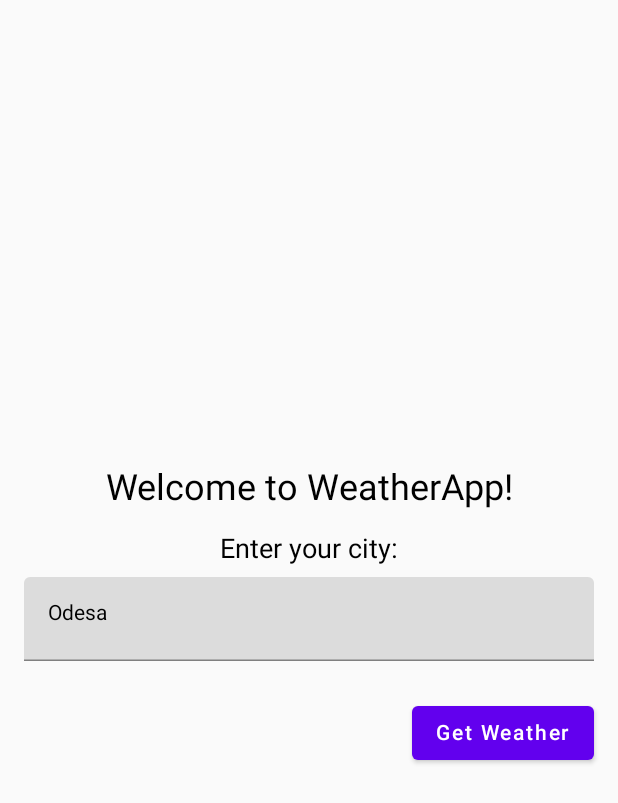
After one commit to Kanarskq/WeatherApp, an Android app built with Jetpack Compose: the WelcomeScreen screen opened through its navigation route, on a phone screen of 412 x 824 dp. The commit adds this screen. Shown: the top 803 px of the screen. Run offline under Robolectric (Android 15) with nearby library versions, the phone set to English and light mode, and no system bars.

Commit message:
Settings

```diff
--- a/app/build.gradle.kts
+++ b/app/build.gradle.kts
@@ -66,6 +66,11 @@ dependencies {
     implementation(libs.kotlinx.coroutines.android)
     implementation(libs.coil.compose)
     implementation(libs.androidx.tools.core)
+    implementation(libs.androidx.room.common)
+    implementation(libs.androidx.room.ktx)
+    implementation(libs.androidx.databinding.adapters)
+    implementation(libs.androidx.navigation.runtime.ktx)
+    implementation(libs.androidx.navigation.compose)
     testImplementation(libs.junit)
     androidTestImplementation(libs.androidx.junit)
     androidTestImplementation(libs.androidx.espresso.core)
--- a/app/src/main/java/com/example/weatherapp/MainActivity.kt
+++ b/app/src/main/java/com/example/weatherapp/MainActivity.kt
@@ -1,71 +1,44 @@
 package com.example.weatherapp
 
-import android.content.Context
 import android.os.Bundle
-import android.util.Log
 import androidx.activity.ComponentActivity
 import androidx.activity.compose.setContent
-import androidx.compose.foundation.Image
-import androidx.compose.foundation.layout.Column
-import androidx.compose.foundation.layout.fillMaxSize
-import androidx.compose.ui.Modifier
-import androidx.compose.ui.layout.ContentScale
-import androidx.compose.ui.res.painterResource
-import com.example.weatherapp.dtos.WeatherResponse
-import com.example.weatherapp.instances.ApiClient
-import com.example.weatherapp.screens.MainCard
-import com.example.weatherapp.screens.TabLayout
-import com.example.weatherapp.services.WeatherApiService
+import androidx.compose.runtime.Composable
+import androidx.navigation.NavHostController
+import androidx.navigation.compose.NavHost
+import androidx.navigation.compose.composable
+import androidx.navigation.compose.rememberNavController
+import com.example.weatherapp.screens.MainScreen
+import com.example.weatherapp.screens.SettingsScreen
+import com.example.weatherapp.screens.WelcomeScreen
 import com.example.weatherapp.ui.theme.WeatherAppTheme
-import retrofit2.Call
-import retrofit2.Callback
-import retrofit2.Response
 
-private const val API_KEY = "cecff5365fa34a0fb3d191655240106"
 class MainActivity : ComponentActivity() {
     override fun onCreate(savedInstanceState: Bundle?) {
         super.onCreate(savedInstanceState)
-        getWeatherResponse("Odesa", this) { weatherResponse ->
-            setContent {
-                WeatherAppTheme {
-                    weatherResponse?.let {
-                        Image(
-                            painter = painterResource(id = R.drawable.main_background),
-                            contentDescription = "background",
-                            modifier = Modifier.fillMaxSize(),
-                            contentScale = ContentScale.Crop
-                        )
-
-                        Column{
-                            MainCard(it)
-                            TabLayout(it)
-                        }
-                    }
-                }
+        setContent {
+            WeatherAppTheme {
+                val navController = rememberNavController()
+                SetupNavGraph(navController = navController)
             }
         }
     }
 }
 
-private fun getWeatherResponse (city: String, context: Context, callback: (WeatherResponse?) -> Unit){
-    val apiService = ApiClient.instance.create(WeatherApiService::class.java)
-    val call = apiService.getWeather(API_KEY, city)
-
-    call.enqueue(object : Callback<WeatherResponse> {
-        override fun onResponse(call: Call<WeatherResponse>, response: Response<WeatherResponse>) {
-            if (response.isSuccessful) {
-                val weatherResponse = response.body()
-                Log.d("Request Success", "Response: ${response.body()}")
-                callback(weatherResponse)
-            } else {
-                Log.d("Request Error", "Error: ${response.code()}")
-                callback(null)
-            }
+@Composable
+fun SetupNavGraph(navController: NavHostController) {
+    NavHost(navController = navController, startDestination = "welcome") {
+        composable("welcome") {
+            WelcomeScreen(navController = navController)
         }
-
-        override fun onFailure(call: Call<WeatherResponse>, t: Throwable) {
-            Log.d("Request Error", "VolleyError: ${t.message}")
-            callback(null)
+        composable("main/{city}/{tempUnit}") { backStackEntry ->
+            val city = backStackEntry.arguments?.getString("city") ?: "Odesa"
+            val tempUnit = backStackEntry.arguments?.getString("tempUnit") ?: "celsius"
+            MainScreen(city = city, navController, tempUnit = tempUnit)
         }
-    })
+        composable("settings/{city}") { backStackEntry ->
+            val city = backStackEntry.arguments?.getString("city") ?: "Odesa"
+            SettingsScreen(navController = navController, city = city)
+        }
+    }
 }
--- /dev/null
+++ b/app/src/main/java/com/example/weatherapp/screens/WelcomeScreen.kt
@@ -0,0 +1,74 @@
+package com.example.weatherapp.screens
+
+import androidx.compose.foundation.layout.Arrangement
+import androidx.compose.foundation.layout.Column
+import androidx.compose.foundation.layout.Spacer
+import androidx.compose.foundation.layout.fillMaxSize
+import androidx.compose.foundation.layout.fillMaxWidth
+import androidx.compose.foundation.layout.height
+import androidx.compose.foundation.layout.padding
+import androidx.compose.material.Button
+import androidx.compose.material.Text
+import androidx.compose.material.TextField
+import androidx.compose.runtime.Composable
+import androidx.compose.runtime.mutableStateOf
+import androidx.compose.runtime.remember
+import androidx.compose.ui.Alignment
+import androidx.compose.ui.Modifier
+import androidx.compose.ui.text.TextStyle
+import androidx.compose.ui.tooling.preview.Preview
+import androidx.compose.ui.unit.dp
+import androidx.compose.ui.unit.sp
+import androidx.navigation.NavController
+import androidx.navigation.compose.rememberNavController
+
+@Composable
+fun WelcomeScreen(navController: NavController) {
+    val city = remember { mutableStateOf("Odesa") }
+
+    Column(
+        modifier = Modifier
+            .fillMaxSize()
+            .padding(16.dp),
+        verticalArrangement = Arrangement.Center,
+        horizontalAlignment = Alignment.CenterHorizontally
+    ) {
+        Text(
+            text = "Welcome to WeatherApp!",
+            style = TextStyle(fontSize = 24.sp),
+            modifier = Modifier.padding(bottom = 16.dp)
+        )
+
+        Text(
+            text = "Enter your city:",
+            style = TextStyle(fontSize = 18.sp),
+            modifier = Modifier.padding(bottom = 8.dp)
+        )
+
+        TextField(
+            value = city.value,
+            onValueChange = { city.value = it },
+            modifier = Modifier.fillMaxWidth()
+        )
+
+        Spacer(modifier = Modifier.height(16.dp))
+
+        Button(
+            onClick = {
+                if (city.value.isNotEmpty()) {
+                    navController.navigate("main/${city.value}/celsius") // default to celsius initially
+                }
+            },
+            modifier = Modifier.align(Alignment.End).padding(top = 8.dp)
+        ) {
+            Text(text = "Get Weather")
+        }
+    }
+}
+
+@Preview(showBackground = true)
+@Composable
+fun WelcomeScreenPreview() {
+    val navController = rememberNavController()
+    WelcomeScreen(navController = navController)
+}
```
Also changed, not shown: app/src/main/java/com/example/weatherapp/screens/MainScreen.kt (+94 -53 lines), app/src/main/java/com/example/weatherapp/screens/SettingsScreen.kt (added, +61 -0 lines), gradle/libs.versions.toml (+10 -2 lines).
